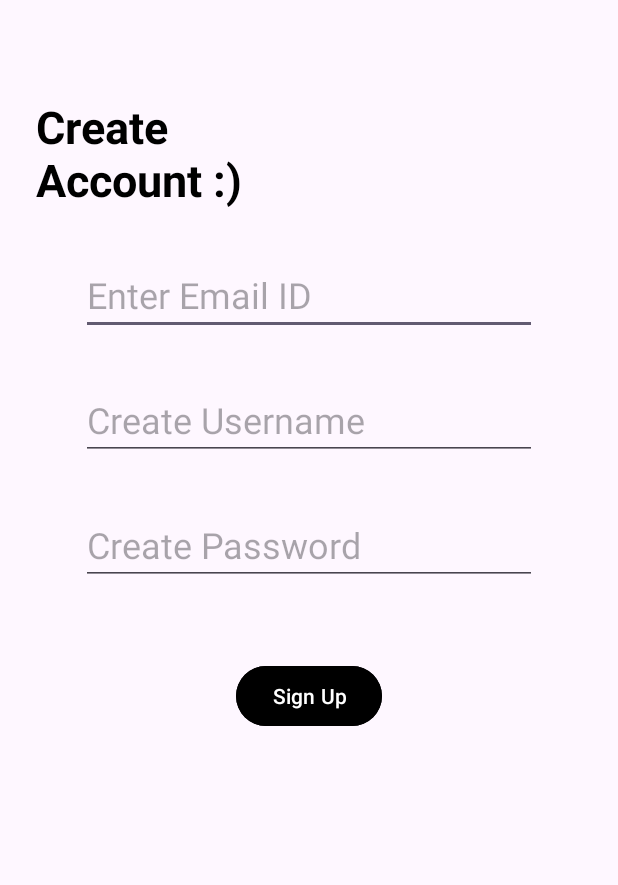
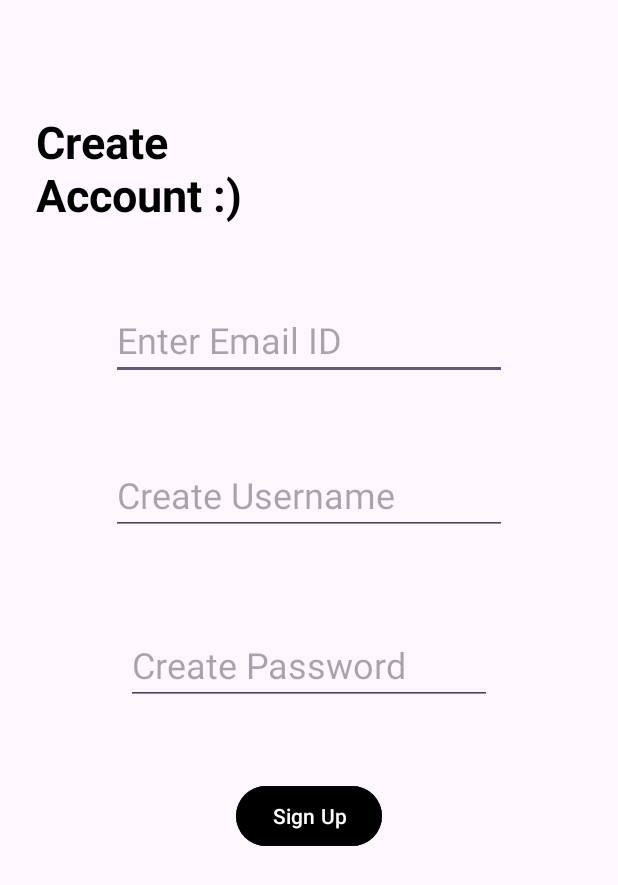
Before and after one commit to Dehbbyk/WomenTechstersFirstApp, an Android app: the CreateNewAccountActivity screen opened directly, with no data from a screen before it, on a phone screen of 412 x 824 dp. Shown: the top 885 px of the screen. Run offline under Robolectric (Android 15) with nearby library versions, the phone set to English and light mode, and no system bars.

Commit message:
Create new account page

```diff
--- a/app/src/main/res/layout/activity_create_new_account.xml
+++ b/app/src/main/res/layout/activity_create_new_account.xml
@@ -14,7 +14,7 @@
         app:layout_constraintTop_toTopOf="parent"
         android:textSize="30sp"
         android:layout_marginBottom="30dp"
-        android:layout_marginTop="40dp"
+        android:layout_marginTop="50dp"
         android:textColor="@color/black"
         android:textStyle="bold"/>
 
@@ -23,7 +23,7 @@
         android:layout_width="match_parent"
         android:layout_height="wrap_content"
         android:hint="Enter Email ID"
-        android:layout_margin="30dp"
+        android:layout_margin="50dp"
         app:layout_constraintTop_toBottomOf="@+id/header_title"
         android:textSize="24sp"/>
     <EditText
@@ -31,7 +31,7 @@
         android:layout_width="match_parent"
         android:layout_height="wrap_content"
         android:hint="Create Username"
-        android:layout_margin="30dp"
+        android:layout_margin="50dp"
         app:layout_constraintTop_toBottomOf="@+id/username"
         android:textSize="24sp"/>
     <EditText
@@ -39,7 +39,7 @@
         android:layout_width="match_parent"
         android:layout_height="wrap_content"
         android:hint="Create Password"
-        android:layout_margin="30dp"
+        android:layout_margin="60dp"
         app:layout_constraintTop_toBottomOf="@+id/email"
         android:textSize="24sp"/>
     <Button
```
